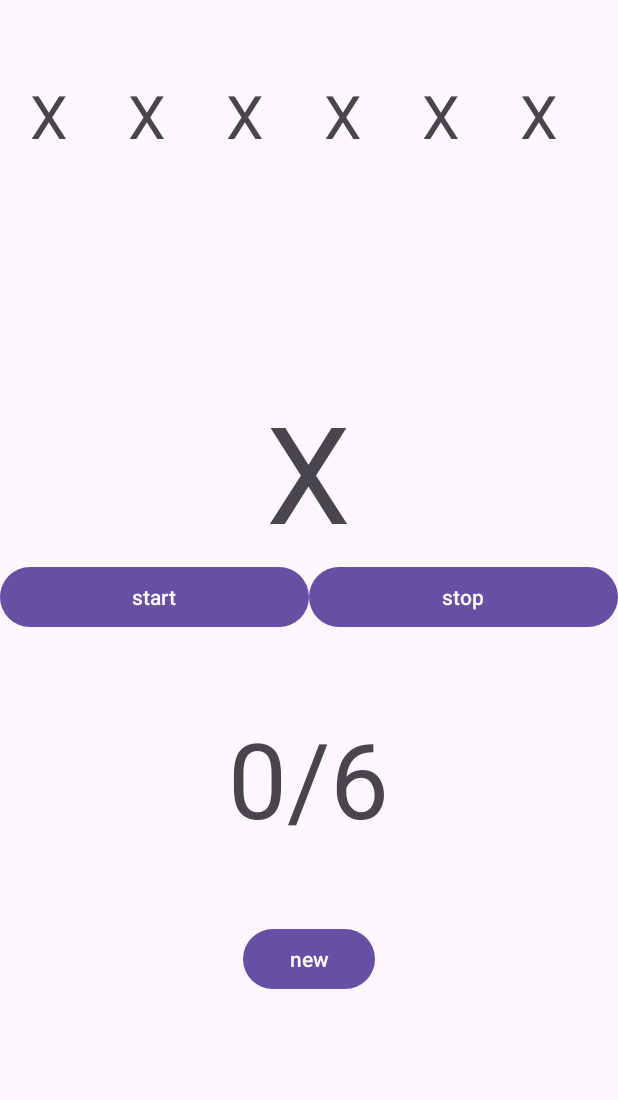
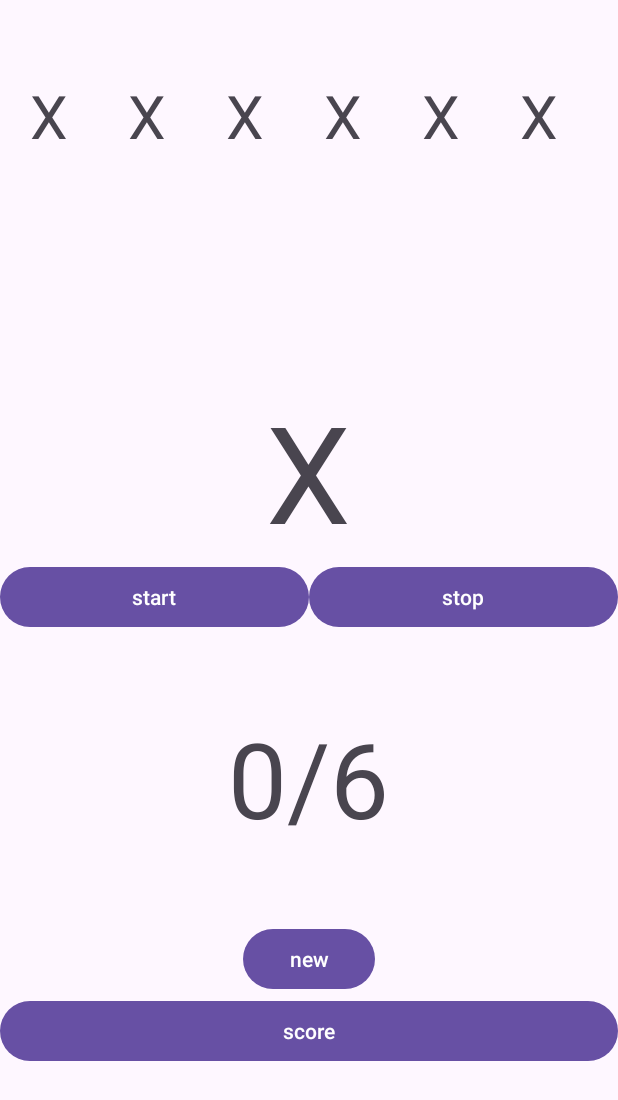
Before and after one commit to dest887/matchingevo, an Android app: the screen it shows after launch (MainActivity), on a phone screen of 412 x 824 dp. Shown: the top 1100 px of the screen. Run offline under Robolectric (Android 15) with nearby library versions, the phone set to English and light mode, and no system bars.

Commit message:
matchin2

```diff
--- a/app/src/main/AndroidManifest.xml
+++ b/app/src/main/AndroidManifest.xml
@@ -12,6 +12,9 @@
         android:supportsRtl="true"
         android:theme="@style/Theme.Matching">
         <activity
+            android:name=".ScoreActivity"
+            android:exported="false" />
+        <activity
             android:name=".MainActivity"
             android:exported="true">
             <intent-filter>
--- a/app/src/main/java/com/example/matching/MainActivity.java
+++ b/app/src/main/java/com/example/matching/MainActivity.java
@@ -1,5 +1,6 @@
 package com.example.matching;
 
+import android.content.Intent;
 import android.os.Bundle;
 import android.os.Handler;
 import android.view.View;
@@ -9,12 +10,14 @@ import android.widget.TextView;
 import androidx.appcompat.app.AppCompatActivity;
 
 public class MainActivity extends AppCompatActivity {
+    public static int digits=0,counterall=0;
 
     private int n1, n2, n3, n4, n5, n6, n7,counter=0;
     private TextView nu1, nu2, nu3, nu4, nu5, nu6, nu7, progress;
-    private Button newc, b1, b2;
+    private Button newc, b1, b2,score;
 
     private boolean running = false;
+    private Intent scorei;
     private Handler handler = new Handler();
 
     private final Runnable updateNu7 = new Runnable() {
@@ -26,13 +29,14 @@ public class MainActivity extends AppCompatActivity {
                 handler.postDelayed(this, 100);
             }
         }
-    };
+    };;
+
 
     @Override
     protected void onCreate(Bundle savedInstanceState) {
         super.onCreate(savedInstanceState);
         setContentView(R.layout.activity_main);
-
+        score=findViewById(R.id.score);
         nu1 = findViewById(R.id.num1);
         nu2 = findViewById(R.id.num2);
         nu3 = findViewById(R.id.num3);
@@ -40,10 +44,13 @@ public class MainActivity extends AppCompatActivity {
         nu5 = findViewById(R.id.num5);
         nu6 = findViewById(R.id.num6);
         nu7 = findViewById(R.id.num7);
+        score=findViewById(R.id.score);
         progress = findViewById(R.id.progress);
         progress.setText(counter+"/6");
         newc = findViewById(R.id.newc);
         b1 = findViewById(R.id.b1);
+        scorei=new Intent(MainActivity.this,ScoreActivity.class);
+
         b2 = findViewById(R.id.b4);
 
         newc.setOnClickListener(v -> {
@@ -53,6 +60,9 @@ public class MainActivity extends AppCompatActivity {
             n4 = (int) (Math.random() * 40);
             n5 = (int) (Math.random() * 40);
             n6 = (int) (Math.random() * 40);
+            counter=0;
+            progress.setText(counter+"/6");
+            digits+=6;
 
             nu1.setText(String.valueOf(n1));
             nu2.setText(String.valueOf(n2));
@@ -75,34 +85,40 @@ public class MainActivity extends AppCompatActivity {
                 progress.setText(counter+"/6");
                 nu1.setText("X");
                 n1=-1;
+                counterall++;
             }
             if(n7==n2){
                 counter++;
                 progress.setText(counter+"/6");
                 nu2.setText("X");
                 n2=-1;
+                counterall++;
             }     if(n7==n3){
                 counter++;
                 progress.setText(counter+"/6");
                 nu3.setText("X");
                 n3=-1;
+                counterall++;
             }     if(n7==n4){
                 counter++;
                 progress.setText(counter+"/6");
                 nu4.setText("X");
                 n4=-1;
+                counterall++;
             }
             if(n7==n5){
                 counter++;
                 progress.setText(counter+"/6");
                 nu5.setText("X");
                 n5=-1;
+                counterall++;
             }
             if(n7==n6){
                 counter++;
                 progress.setText(counter+"/6");
                 nu6.setText("X");
                 n6=-1;
+                counterall++;
             }
             if(counter==6){
                 nu1.setText("E");
@@ -114,6 +130,12 @@ public class MainActivity extends AppCompatActivity {
                 nu7.setText("E");
             }
         });
+        score.setOnClickListener(new View.OnClickListener() {
+            @Override
+            public void onClick(View view) {
+                startActivity(scorei);
+            }
+        });
 
     }
 }
--- a/app/src/main/res/layout/activity_main.xml
+++ b/app/src/main/res/layout/activity_main.xml
@@ -143,4 +143,12 @@
         android:text="new">
 
     </Button>
+
+    <Button
+        android:id="@+id/score"
+        android:layout_width="match_parent"
+        android:layout_height="wrap_content"
+        android:text="score">
+
+    </Button>
 </androidx.appcompat.widget.LinearLayoutCompat>
```
Also changed, not shown: app/src/main/java/com/example/matching/ScoreActivity.java (added, +40 -0 lines), app/src/main/res/layout/activity_score.xml (added, +52 -0 lines).
